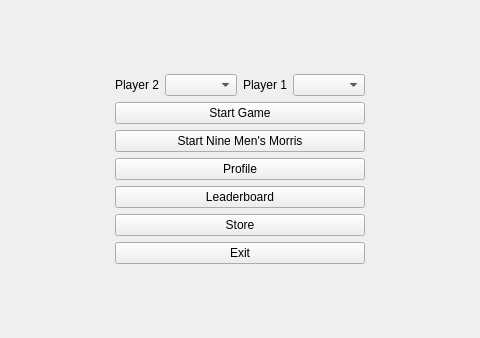
Before: the Qt Designer form PlaTwo_Client/mainmenu.ui in arshiarabieirf2006-hub/PlaTwo_AP_Project, drawn with Qt 5; both pictures show x 412 to 892 and y 259 to 597 of the 1305 by 855 pixel window.
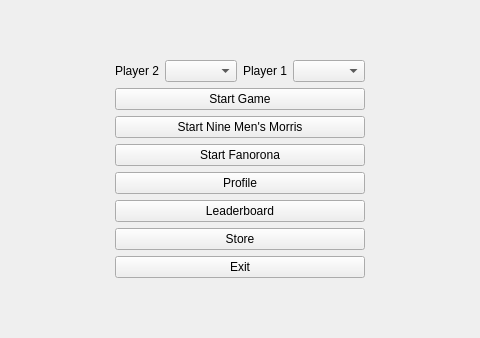
After: the same form once the commit is applied.

Commit message: compelete Fanorona

Diff of the .ui file:
```diff
--- a/PlaTwo_Client/mainmenu.ui
+++ b/PlaTwo_Client/mainmenu.ui
@@ -14,29 +14,15 @@
    <string>Form</string>
   </property>
   <layout class="QGridLayout" name="gridLayout">
-   <item row="7" column="3">
-    <widget class="QPushButton" name="exitButton">
-     <property name="text">
-      <string>Exit</string>
-     </property>
-    </widget>
-   </item>
-   <item row="6" column="3">
-    <widget class="QPushButton" name="storeButton">
-     <property name="text">
-      <string>Store</string>
-     </property>
-    </widget>
-   </item>
-   <item row="8" column="3">
-    <spacer name="verticalSpacer">
+   <item row="6" column="4">
+    <spacer name="horizontalSpacer">
      <property name="orientation">
-      <enum>Qt::Orientation::Vertical</enum>
+      <enum>Qt::Orientation::Horizontal</enum>
      </property>
      <property name="sizeHint" stdset="0">
       <size>
-       <width>20</width>
-       <height>40</height>
+       <width>581</width>
+       <height>20</height>
       </size>
      </property>
     </spacer>
@@ -65,20 +51,7 @@
      </item>
     </layout>
    </item>
-   <item row="5" column="4">
-    <spacer name="horizontalSpacer">
-     <property name="orientation">
-      <enum>Qt::Orientation::Horizontal</enum>
-     </property>
-     <property name="sizeHint" stdset="0">
-      <size>
-       <width>581</width>
-       <height>20</height>
-      </size>
-     </property>
-    </spacer>
-   </item>
-   <item row="5" column="1">
+   <item row="6" column="1">
     <spacer name="horizontalSpacer_2">
      <property name="orientation">
       <enum>Qt::Orientation::Horizontal</enum>
@@ -98,6 +71,27 @@
      </property>
     </widget>
    </item>
+   <item row="8" column="3">
+    <widget class="QPushButton" name="exitButton">
+     <property name="text">
+      <string>Exit</string>
+     </property>
+    </widget>
+   </item>
+   <item row="3" column="3">
+    <widget class="QPushButton" name="startMorrisButton">
+     <property name="text">
+      <string>Start Nine Men's Morris</string>
+     </property>
+    </widget>
+   </item>
+   <item row="5" column="3">
+    <widget class="QPushButton" name="profileButton">
+     <property name="text">
+      <string>Profile</string>
+     </property>
+    </widget>
+   </item>
    <item row="0" column="3">
     <spacer name="verticalSpacer_2">
      <property name="orientation">
@@ -111,7 +105,27 @@
      </property>
     </spacer>
    </item>
-   <item row="5" column="3">
+   <item row="7" column="3">
+    <widget class="QPushButton" name="storeButton">
+     <property name="text">
+      <string>Store</string>
+     </property>
+    </widget>
+   </item>
+   <item row="9" column="3">
+    <spacer name="verticalSpacer">
+     <property name="orientation">
+      <enum>Qt::Orientation::Vertical</enum>
+     </property>
+     <property name="sizeHint" stdset="0">
+      <size>
+       <width>20</width>
+       <height>40</height>
+      </size>
+     </property>
+    </spacer>
+   </item>
+   <item row="6" column="3">
     <widget class="QPushButton" name="leaderboardButton">
      <property name="text">
       <string>Leaderboard</string>
@@ -119,16 +133,9 @@
     </widget>
    </item>
    <item row="4" column="3">
-    <widget class="QPushButton" name="profileButton">
+    <widget class="QPushButton" name="pushButton">
      <property name="text">
-      <string>Profile</string>
-     </property>
-    </widget>
-   </item>
-   <item row="3" column="3">
-    <widget class="QPushButton" name="startMorrisButton">
-     <property name="text">
-      <string>Start Nine Men's Morris</string>
+      <string>Start Fanorona</string>
      </property>
     </widget>
    </item>
```
The commit also changes 10 other files.
